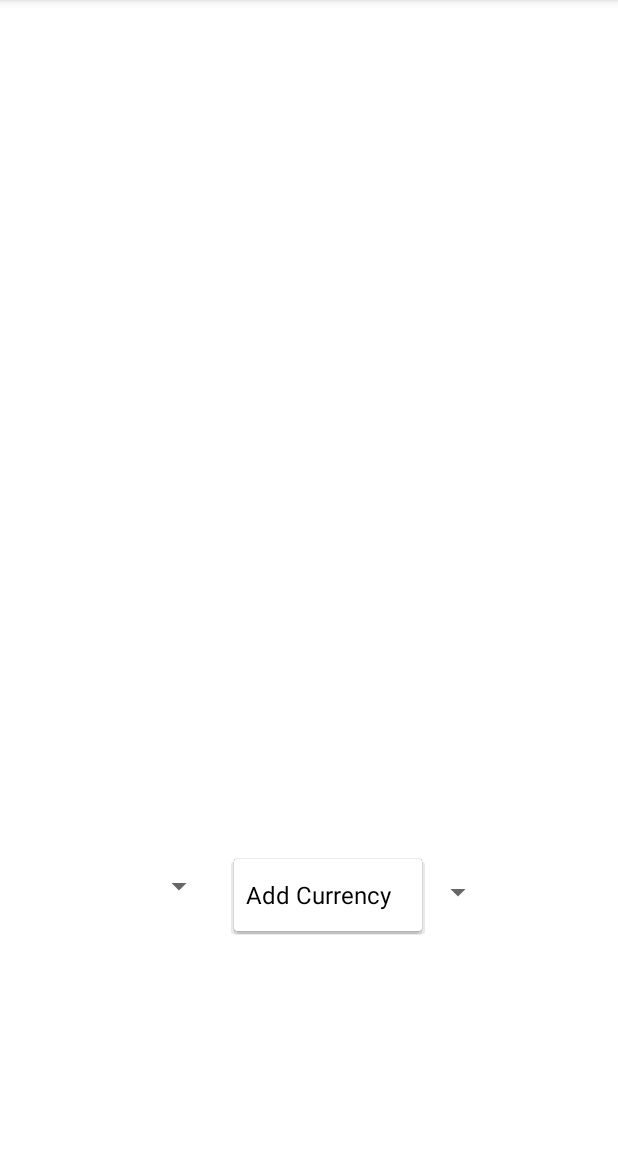
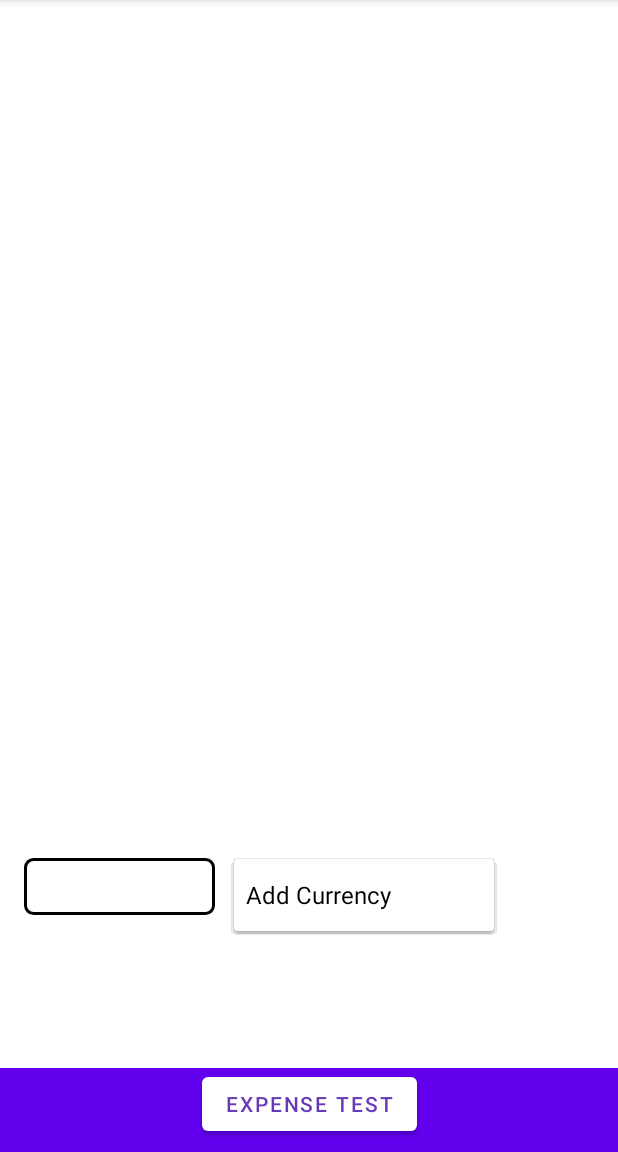
Before and after one commit to EC327-Group-Project-2020/MidasBudgetingApp, an Android app: the BudgetDisplayPage screen opened directly, with no data from a screen before it, after a tap on "Add Currency", on a phone screen of 412 x 824 dp, the part 84-1236 px from its top. Run offline under Robolectric (Android 15) with nearby library versions, the phone set to English and light mode, and no system bars.

Commit message:
Added User copy constructor, linked Log In page to Budget Display page. Logging in now passes user object with login info to the main page, where the object is received and able to be used and updated in database.
Also added list of saved currencies as a data field for users, with type converters to convert the list data into strings that can be stored and room and back to arrays when pulled from room.

```diff
--- a/app/build.gradle
+++ b/app/build.gradle
@@ -52,9 +52,6 @@ dependencies {
 
     implementation "androidx.appcompat:appcompat:$rootProject.appCompatVersion"
 
-    // Dependencies for working with Architecture components
-    // You'll probably have to update the version numbers in build.gradle (Project)
-
     // Room components
     implementation "androidx.room:room-runtime:$rootProject.roomVersion"
     annotationProcessor "androidx.room:room-compiler:$rootProject.roomVersion"
@@ -76,4 +73,7 @@ dependencies {
         exclude group: 'com.android.support', module: 'support-annotations'
     })
     androidTestImplementation "androidx.test.ext:junit:$rootProject.androidxJunitVersion"
+
+    // Object to JSON Representation Conversion
+    implementation 'com.google.code.gson:gson:2.8.6'
 }
--- a/app/src/main/java/com/example/personalfinanceplanner/AccountSetupPageOne.java
+++ b/app/src/main/java/com/example/personalfinanceplanner/AccountSetupPageOne.java
@@ -82,8 +82,6 @@ public class AccountSetupPageOne extends AppCompatActivity implements View.OnCli
             return;
         }
 
-        //ALSO NEED TO VERIFY THAT THE USERNAME IS NOT TAKEN ON THE DEVICE ALREADY
-
         //launch into second page of account setup if all fields have been filled as required
         launchAccountSetupPageTwo(usernameInput, passwordInput, questionOneChoice, answerOneInput, questionTwoChoice, answerTwoInput);
     }
@@ -92,7 +90,7 @@ public class AccountSetupPageOne extends AppCompatActivity implements View.OnCli
                                               String questionTwoChoice, String answerTwoInput) {
 
         //create User Entity to be stored in the database
-        User createdUser = new User(usernameInput, passwordInput, questionOneChoice, questionTwoChoice, answerOneInput, answerTwoInput, null);
+        User createdUser = new User(usernameInput, passwordInput, questionOneChoice, questionTwoChoice, answerOneInput, answerTwoInput);
 
         //store user in Room Database via dbViewModel methods
         accessDatabase.insert(createdUser);
--- a/app/src/main/java/com/example/personalfinanceplanner/AppDatabase.java
+++ b/app/src/main/java/com/example/personalfinanceplanner/AppDatabase.java
@@ -6,12 +6,14 @@ import androidx.annotation.NonNull;
 import androidx.room.Database;
 import androidx.room.Room;
 import androidx.room.RoomDatabase;
+import androidx.room.TypeConverters;
 import androidx.sqlite.db.SupportSQLiteDatabase;
 
 import java.util.concurrent.ExecutorService;
 import java.util.concurrent.Executors;
 
-@Database(entities = {User.class, Expense.class}, version = 7) //change the version with any changes to the schema of the database
+@Database(entities = {User.class, Expense.class}, version = 8) //change the version with any changes to the schema of the database
+@TypeConverters({Converters.class})
 public abstract class AppDatabase extends RoomDatabase {
 
     public abstract UserDAO userDao();
--- a/app/src/main/java/com/example/personalfinanceplanner/BudgetDisplayPage.java
+++ b/app/src/main/java/com/example/personalfinanceplanner/BudgetDisplayPage.java
@@ -1,10 +1,12 @@
 package com.example.personalfinanceplanner;
 
+import android.content.Intent;
 import android.os.Bundle;
 import android.util.Log;
 import android.view.View;
 import android.widget.AdapterView;
 import android.widget.ArrayAdapter;
+import android.widget.Button;
 import android.widget.Spinner;
 import android.widget.Toast;
 
@@ -18,6 +20,12 @@ public class BudgetDisplayPage extends AppCompatActivity implements View.OnClick
     //VARIABLES
     //debug tag for log
     private static final String TAG_DEBUG = BudgetDisplayPage.class.getName();
+
+    //create User to hold the user object passed from login
+    private User loggedInUser;
+
+    //declare dbViewModel for interaction with Database
+    private dbViewModel databaseAccessor;
 
     //dropdown with currencies
     private Spinner addCurrency;        //displays async retrieved names from online currency base
@@ -34,6 +42,10 @@ public class BudgetDisplayPage extends AppCompatActivity implements View.OnClick
     final int CURRENCYNAME = 0;     //fx. firstCurrencyName = namesRates[0][CURRENCYNAME]
     final int CURRENCYRATE = 1;     //fx. firstCurrencyRATE = namesRates[0][CURRENCYRATE]
 
+    //declare "Add Expense" button
+    private Button addExpense;
+
+
 
     //ACTIONS
     @Override
@@ -44,7 +56,17 @@ public class BudgetDisplayPage extends AppCompatActivity implements View.OnClick
         //msg to log
         Log.d(TAG_DEBUG, "Loading budget page!");
 
-        //<--------------CURRENCY FEATURE STARS HERE-------------->
+        //checks if correct user was passed from login and stores verification result
+        Bundle passedUser = getIntent().getExtras();
+
+        //assign user passed from login to the object loggedInUser CONSIDER REPLACING WITH TRY-CATCH BLOCK
+        if (passedUser != null) {
+            loggedInUser = (User) getIntent().getSerializableExtra("valid_user");
+        }
+        else
+            System.out.println("ERROR: User not received. Login forbidden."); //this should not be possible, but just in case
+
+        //<--------------CURRENCY FEATURE STARTS HERE-------------->
         //connecting the spinner
         addCurrency = (Spinner) findViewById(R.id.currencyMenu);
 
@@ -65,6 +87,9 @@ public class BudgetDisplayPage extends AppCompatActivity implements View.OnClick
                 /* TODO Implement  FUNCTION THAT ADDS SELECTED CURRENCY TO USER IN DATABASE */
 
                 if(position != 0){
+
+                    //KEVIN TO CONNECT CURRENCY SELECTION TO DATABASE HERE
+
                     Toast.makeText(BudgetDisplayPage.this, "Currency added to your profile!", Toast.LENGTH_SHORT).show();
                 }
                 addCurrency.setSelection(0);
@@ -78,6 +103,14 @@ public class BudgetDisplayPage extends AppCompatActivity implements View.OnClick
 
         //<--------------CURRENCY FEATURE ENDS HERE-------------->
 
+
+        //<--------------EXPENSE ADDITION FEATURE STARTS HERE----->
+
+        addExpense = (Button) findViewById(R.id.addExpenseButton);
+        addExpense.setOnClickListener(this);
+
+        //need to be able to query a user for all expenses, for graphical display
+
         /*TODO ADD REST OF FUNCTIONALITY TO THE PAGE*/
     }
 
--- a/app/src/main/java/com/example/personalfinanceplanner/Expense.java
+++ b/app/src/main/java/com/example/personalfinanceplanner/Expense.java
@@ -5,9 +5,11 @@ import androidx.room.ColumnInfo;
 import androidx.room.Entity;
 import androidx.room.PrimaryKey;
 
+import java.io.Serializable;
+
 //represents expenses the user creates
 @Entity(tableName = "expense_info")
-public class Expense {
+public class Expense implements Serializable {
 
     @PrimaryKey(autoGenerate = true)
     public long expenseID;
--- a/app/src/main/java/com/example/personalfinanceplanner/UserAndExpenses.java
+++ b/app/src/main/java/com/example/personalfinanceplanner/UserAndExpenses.java
@@ -1,6 +1,5 @@
 package com.example.personalfinanceplanner;
 
-import androidx.lifecycle.LiveData;
 import androidx.room.Embedded;
 import androidx.room.Relation;
 import java.util.List;
--- a/app/src/main/res/layout/budget_display.xml
+++ b/app/src/main/res/layout/budget_display.xml
@@ -11,6 +11,7 @@
         android:layout_width="173dp"
         android:layout_height="44dp"
         android:layout_marginStart="156dp"
+        android:background="@drawable/button_border"
         android:spinnerMode="dropdown"
         app:layout_constraintBottom_toBottomOf="parent"
         app:layout_constraintStart_toStartOf="parent"
@@ -22,9 +23,33 @@
         android:layout_width="127dp"
         android:layout_height="38dp"
         android:layout_marginStart="16dp"
+        android:background="@drawable/button_border"
         app:layout_constraintBottom_toBottomOf="parent"
         app:layout_constraintStart_toStartOf="parent"
         app:layout_constraintTop_toTopOf="parent"
         app:layout_constraintVertical_bias="0.784" />
 
+    <androidx.appcompat.widget.Toolbar
+        android:id="@+id/toolbar"
+        android:layout_width="match_parent"
+        android:layout_height="wrap_content"
+        android:background="@color/purple_500"
+        android:minHeight="?attr/actionBarSize"
+        android:theme="?attr/actionBarTheme"
+        app:layout_constraintBottom_toBottomOf="parent"
+        app:layout_constraintEnd_toEndOf="parent"
+        app:layout_constraintStart_toStartOf="parent" />
+
+    <Button
+        android:id="@+id/addExpenseButton"
+        android:layout_width="wrap_content"
+        android:layout_height="wrap_content"
+        android:layout_marginBottom="8dp"
+        android:text="Expense Test"
+        android:textColor="#673AB7"
+        app:backgroundTint="#FFFFFF"
+        app:layout_constraintBottom_toBottomOf="parent"
+        app:layout_constraintEnd_toEndOf="parent"
+        app:layout_constraintStart_toStartOf="parent" />
+
 </androidx.constraintlayout.widget.ConstraintLayout>
--- a/app/src/main/res/values/strings.xml
+++ b/app/src/main/res/values/strings.xml
@@ -16,6 +16,8 @@
 
     <!-- Error Messages -->
     <string name="error_message">Please fill out all fields!</string>
+    <string name="add_duplicate_currency_error">Error: currency type has already been added to saved list.</string>
+    <string name="remove_USD_error_message">"Error: cannot delete default currency."</string>
 
     <!-- Dropdown Selection Strings -->
     <string-array name="securityQuestionOneChoices">
@@ -47,4 +49,5 @@
     <string name="login_email">Email:</string>
     <string name="login_login">Log In</string>
     <string name="incorrect_login_creds">Username or Password Incorrect</string>
+
 </resources>
```
Also changed, not shown: app/src/main/java/com/example/personalfinanceplanner/Converters.java (added, +41 -0 lines), app/src/main/java/com/example/personalfinanceplanner/LogInActivity.java (+7 -4 lines), app/src/main/java/com/example/personalfinanceplanner/User.java (+53 -8 lines).
